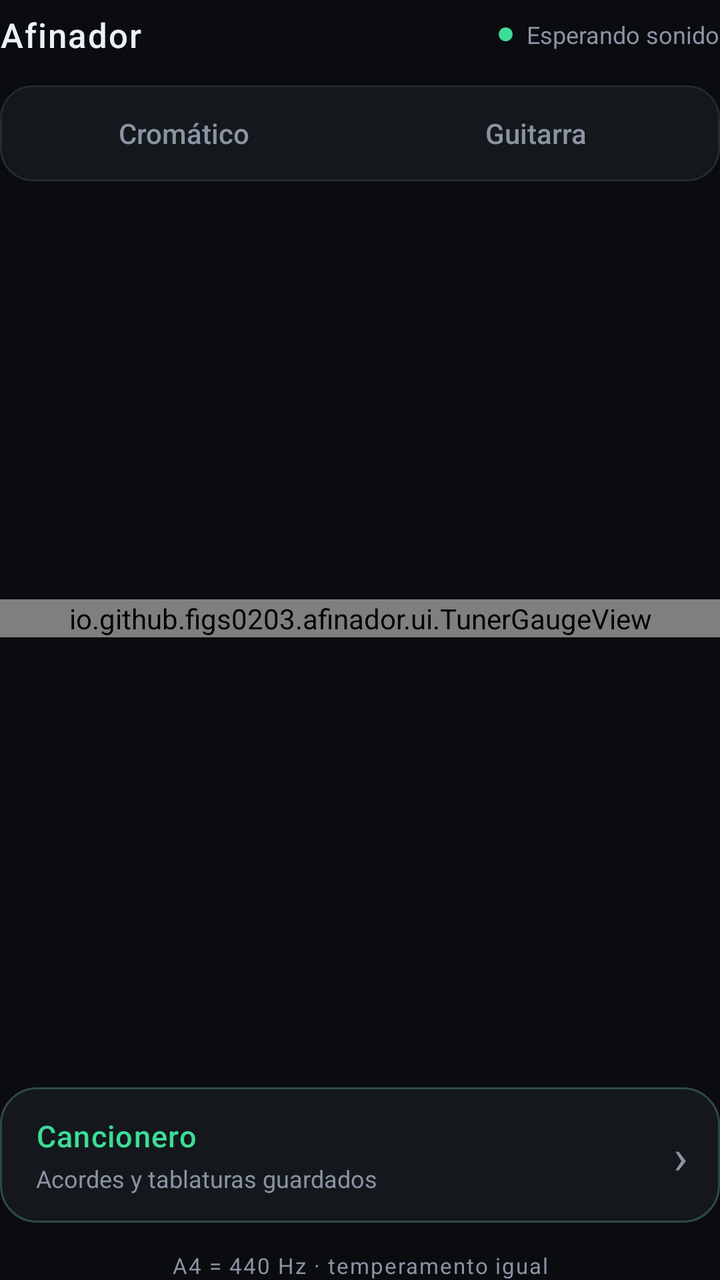
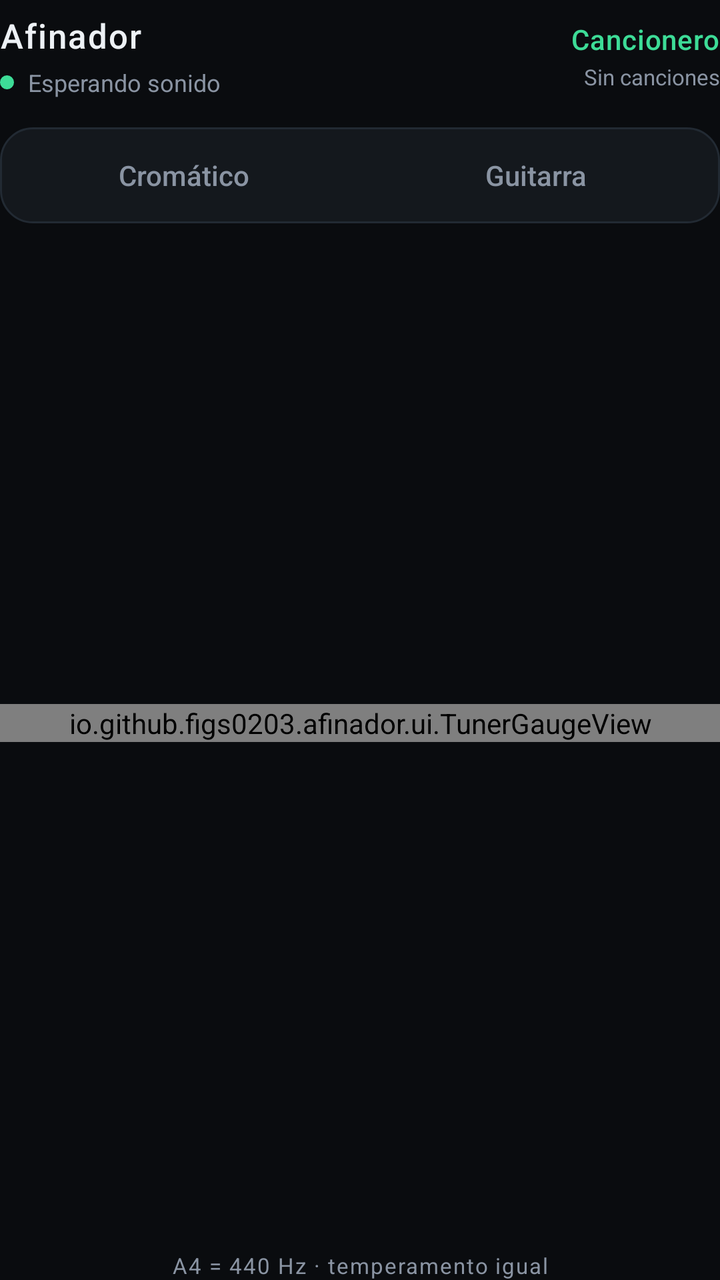

Before-and-after screenshots of an Android layout around one commit, followed by the original layout XML and the change that was made.
<!-- AndroidManifest.xml: application theme Theme.Afinador -->
<!-- res/layout/activity_main.xml -->
<?xml version="1.0" encoding="utf-8"?>
<LinearLayout xmlns:android="http://schemas.android.com/apk/res/android"
    android:id="@+id/root"
    android:layout_width="match_parent"
    android:layout_height="match_parent"
    android:background="@color/bg"
    android:orientation="vertical">

    <LinearLayout
        android:layout_width="match_parent"
        android:layout_height="wrap_content"
        android:gravity="center_vertical"
        android:orientation="horizontal"
        android:paddingTop="6dp"
        android:paddingBottom="14dp">

        <TextView
            android:layout_width="0dp"
            android:layout_height="wrap_content"
            android:layout_weight="1"
            android:fontFamily="sans-serif-medium"
            android:letterSpacing="0.04"
            android:text="@string/app_title"
            android:textColor="@color/text_primary"
            android:textSize="17sp" />

        <View
            android:id="@+id/statusDot"
            android:layout_width="7dp"
            android:layout_height="7dp"
            android:background="@drawable/dot_status" />

        <TextView
            android:id="@+id/statusText"
            android:layout_width="wrap_content"
            android:layout_height="wrap_content"
            android:layout_marginStart="7dp"
            android:fontFamily="sans-serif"
            android:text="@string/status_waiting"
            android:textColor="@color/text_secondary"
            android:textSize="12sp" />
    </LinearLayout>

    <LinearLayout
        android:id="@+id/modeGroup"
        android:layout_width="match_parent"
        android:layout_height="wrap_content"
        android:background="@drawable/segment_track"
        android:orientation="horizontal"
        android:padding="4dp">

        <TextView
            android:id="@+id/modeChromatic"
            android:layout_width="0dp"
            android:layout_height="40dp"
            android:layout_weight="1"
            android:clickable="true"
            android:focusable="true"
            android:fontFamily="sans-serif-medium"
            android:gravity="center"
            android:text="@string/mode_chromatic"
            android:textColor="@color/text_secondary"
            android:textSize="14sp" />

        <TextView
            android:id="@+id/modeGuitar"
            android:layout_width="0dp"
            android:layout_height="40dp"
            android:layout_weight="1"
            android:clickable="true"
            android:focusable="true"
            android:fontFamily="sans-serif-medium"
            android:gravity="center"
            android:text="@string/mode_guitar"
            android:textColor="@color/text_secondary"
            android:textSize="14sp" />
    </LinearLayout>

    <HorizontalScrollView
        android:id="@+id/tuningScroll"
        android:layout_width="match_parent"
        android:layout_height="wrap_content"
        android:layout_marginTop="12dp"
        android:clipToPadding="false"
        android:scrollbars="none"
        android:visibility="gone">

        <LinearLayout
            android:id="@+id/tuningGroup"
            android:layout_width="wrap_content"
            android:layout_height="wrap_content"
            android:orientation="horizontal" />
    </HorizontalScrollView>

    <LinearLayout
        android:layout_width="match_parent"
        android:layout_height="0dp"
        android:layout_weight="1"
        android:gravity="center_vertical"
        android:orientation="vertical">

        <io.github.figs0203.afinador.ui.TunerGaugeView
            android:id="@+id/gauge"
            android:layout_width="match_parent"
            android:layout_height="wrap_content" />

        <LinearLayout
            android:id="@+id/stringRow"
            android:layout_width="match_parent"
            android:layout_height="wrap_content"
            android:layout_marginTop="12dp"
            android:orientation="horizontal"
            android:visibility="gone" />
    </LinearLayout>

    <LinearLayout
        android:id="@+id/openSongbook"
        android:layout_width="match_parent"
        android:layout_height="wrap_content"
        android:layout_marginTop="16dp"
        android:background="@drawable/songbook_card"
        android:clickable="true"
        android:contentDescription="@string/songbook_title"
        android:focusable="true"
        android:gravity="center_vertical"
        android:orientation="horizontal"
        android:paddingStart="18dp"
        android:paddingTop="14dp"
        android:paddingEnd="16dp"
        android:paddingBottom="14dp">

        <LinearLayout
            android:layout_width="0dp"
            android:layout_height="wrap_content"
            android:layout_weight="1"
            android:orientation="vertical">

            <TextView
                android:layout_width="wrap_content"
                android:layout_height="wrap_content"
                android:fontFamily="sans-serif-medium"
                android:letterSpacing="0.03"
                android:text="@string/songbook_title"
                android:textColor="@color/accent"
                android:textSize="15sp" />

            <TextView
                android:id="@+id/songbookSummary"
                android:layout_width="wrap_content"
                android:layout_height="wrap_content"
                android:layout_marginTop="3dp"
                android:fontFamily="sans-serif"
                android:text="@string/songbook_open_subtitle"
                android:textColor="@color/text_secondary"
                android:textSize="12sp" />
        </LinearLayout>

        <TextView
            android:layout_width="wrap_content"
            android:layout_height="wrap_content"
            android:layout_marginStart="10dp"
            android:fontFamily="sans-serif"
            android:text="›"
            android:textColor="@color/text_secondary"
            android:textSize="24sp" />
    </LinearLayout>

    <TextView
        android:layout_width="match_parent"
        android:layout_height="wrap_content"
        android:layout_marginTop="14dp"
        android:fontFamily="sans-serif"
        android:gravity="center"
        android:letterSpacing="0.06"
        android:text="@string/reference_note"
        android:textColor="@color/text_secondary"
        android:textSize="11sp" />
</LinearLayout>
<!-- resources referenced by this layout -->
<resources>
  <color name="accent">#3DDC97</color>
  <color name="bg">#0A0C0F</color>
  <color name="text_primary">#EDF1F5</color>
  <color name="text_secondary">#8A94A3</color>
  <!-- drawable dot_status (drawable) -->
  <?xml version="1.0" encoding="utf-8"?>
  <shape xmlns:android="http://schemas.android.com/apk/res/android"
      android:shape="oval">
      <solid android:color="@color/accent" />
  </shape>
  <!-- drawable segment_track (drawable) -->
  <?xml version="1.0" encoding="utf-8"?>
  <shape xmlns:android="http://schemas.android.com/apk/res/android"
      android:shape="rectangle">
      <solid android:color="@color/surface" />
      <corners android:radius="16dp" />
      <stroke
          android:width="1dp"
          android:color="@color/stroke" />
  </shape>
  <!-- drawable songbook_card (drawable) -->
  <?xml version="1.0" encoding="utf-8"?>
  <shape xmlns:android="http://schemas.android.com/apk/res/android"
      android:shape="rectangle">
      <solid android:color="@color/surface" />
      <corners android:radius="18dp" />
      <stroke
          android:width="1dp"
          android:color="#2E4C42" />
  </shape>
  <string name="app_title">Afinador</string>
  <string name="mode_chromatic">Cromático</string>
  <string name="mode_guitar">Guitarra</string>
  <string name="reference_note">A4 = 440 Hz · temperamento igual</string>
  <string name="songbook_open_subtitle">Acordes y tablaturas guardados</string>
  <string name="songbook_title">Cancionero</string>
  <string name="status_waiting">Esperando sonido</string>
  <style name="Theme.Afinador" parent="@android:style/Theme.Material.NoActionBar">
          <item name="android:windowBackground">@color/bg</item>
          <item name="android:colorAccent">@color/accent</item>
          <item name="android:statusBarColor">@android:color/transparent</item>
          <item name="android:navigationBarColor">@android:color/transparent</item>
          <item name="android:windowLightStatusBar">false</item>
          <item name="android:windowLightNavigationBar">false</item>
          <item name="android:textColorPrimary">@color/text_primary</item>
      </style>
  <color name="surface">#14181D</color>
  <color name="stroke">#222A33</color>
</resources>

<!-- the commit's change to res/layout/activity_main.xml (unified diff, before → after) -->
@@ -14,31 +14,78 @@
         android:paddingTop="6dp"
         android:paddingBottom="14dp">
 
-        <TextView
+        <LinearLayout
             android:layout_width="0dp"
             android:layout_height="wrap_content"
             android:layout_weight="1"
-            android:fontFamily="sans-serif-medium"
-            android:letterSpacing="0.04"
-            android:text="@string/app_title"
-            android:textColor="@color/text_primary"
-            android:textSize="17sp" />
+            android:orientation="vertical">
 
-        <View
-            android:id="@+id/statusDot"
-            android:layout_width="7dp"
-            android:layout_height="7dp"
-            android:background="@drawable/dot_status" />
+            <TextView
+                android:layout_width="wrap_content"
+                android:layout_height="wrap_content"
+                android:fontFamily="sans-serif-medium"
+                android:letterSpacing="0.04"
+                android:text="@string/app_title"
+                android:textColor="@color/text_primary"
+                android:textSize="17sp" />
 
-        <TextView
-            android:id="@+id/statusText"
+            <LinearLayout
+                android:layout_width="wrap_content"
+                android:layout_height="wrap_content"
+                android:layout_marginTop="4dp"
+                android:gravity="center_vertical"
+                android:orientation="horizontal">
+
+                <View
+                    android:id="@+id/statusDot"
+                    android:layout_width="7dp"
+                    android:layout_height="7dp"
+                    android:background="@drawable/dot_status" />
+
+                <TextView
+                    android:id="@+id/statusText"
+                    android:layout_width="wrap_content"
+                    android:layout_height="wrap_content"
+                    android:layout_marginStart="7dp"
+                    android:fontFamily="sans-serif"
+                    android:text="@string/status_waiting"
+                    android:textColor="@color/text_secondary"
+                    android:textSize="12sp" />
+            </LinearLayout>
+        </LinearLayout>
+
+        <LinearLayout
+            android:id="@+id/openSongbook"
             android:layout_width="wrap_content"
             android:layout_height="wrap_content"
-            android:layout_marginStart="7dp"
-            android:fontFamily="sans-serif"
-            android:text="@string/status_waiting"
-            android:textColor="@color/text_secondary"
-            android:textSize="12sp" />
+            android:clickable="true"
+            android:contentDescription="@string/songbook_title"
+            android:focusable="true"
+            android:gravity="end"
+            android:orientation="vertical"
+            android:paddingStart="16dp"
+            android:paddingTop="4dp"
+            android:paddingBottom="4dp">
+
+            <TextView
+                android:layout_width="wrap_content"
+                android:layout_height="wrap_content"
+                android:fontFamily="sans-serif-medium"
+                android:letterSpacing="0.02"
+                android:text="@string/songbook_title"
+                android:textColor="@color/accent"
+                android:textSize="14sp" />
+
+            <TextView
+                android:id="@+id/songbookSummary"
+                android:layout_width="wrap_content"
+                android:layout_height="wrap_content"
+                android:layout_marginTop="2dp"
+                android:fontFamily="sans-serif"
+                android:text="@string/songbook_header_empty"
+                android:textColor="@color/text_secondary"
+                android:textSize="11sp" />
+        </LinearLayout>
     </LinearLayout>
 
     <LinearLayout
@@ -113,58 +160,6 @@
             android:visibility="gone" />
     </LinearLayout>
 
-    <LinearLayout
-        android:id="@+id/openSongbook"
-        android:layout_width="match_parent"
-        android:layout_height="wrap_content"
-        android:layout_marginTop="16dp"
-        android:background="@drawable/songbook_card"
-        android:clickable="true"
-        android:contentDescription="@string/songbook_title"
-        android:focusable="true"
-        android:gravity="center_vertical"
-        android:orientation="horizontal"
-        android:paddingStart="18dp"
-        android:paddingTop="14dp"
-        android:paddingEnd="16dp"
-        android:paddingBottom="14dp">
-
-        <LinearLayout
-            android:layout_width="0dp"
-            android:layout_height="wrap_content"
-            android:layout_weight="1"
-            android:orientation="vertical">
-
-            <TextView
-                android:layout_width="wrap_content"
-                android:layout_height="wrap_content"
-                android:fontFamily="sans-serif-medium"
-                android:letterSpacing="0.03"
-                android:text="@string/songbook_title"
-                android:textColor="@color/accent"
-                android:textSize="15sp" />
-
-            <TextView
-                android:id="@+id/songbookSummary"
-                android:layout_width="wrap_content"
-                android:layout_height="wrap_content"
-                android:layout_marginTop="3dp"
-                android:fontFamily="sans-serif"
-                android:text="@string/songbook_open_subtitle"
-                android:textColor="@color/text_secondary"
-                android:textSize="12sp" />
-        </LinearLayout>
-
-        <TextView
-            android:layout_width="wrap_content"
-            android:layout_height="wrap_content"
-            android:layout_marginStart="10dp"
-            android:fontFamily="sans-serif"
-            android:text="›"
-            android:textColor="@color/text_secondary"
-            android:textSize="24sp" />
-    </LinearLayout>
-
     <TextView
         android:layout_width="match_parent"
         android:layout_height="wrap_content"
<!-- resource entries referenced after the edit -->
@@ -20,21 +20,11 @@
           android:width="1dp"
           android:color="@color/stroke" />
   </shape>
-  <!-- drawable songbook_card (drawable) -->
-  <?xml version="1.0" encoding="utf-8"?>
-  <shape xmlns:android="http://schemas.android.com/apk/res/android"
-      android:shape="rectangle">
-      <solid android:color="@color/surface" />
-      <corners android:radius="18dp" />
-      <stroke
-          android:width="1dp"
-          android:color="#2E4C42" />
-  </shape>
   <string name="app_title">Afinador</string>
   <string name="mode_chromatic">Cromático</string>
   <string name="mode_guitar">Guitarra</string>
   <string name="reference_note">A4 = 440 Hz · temperamento igual</string>
-  <string name="songbook_open_subtitle">Acordes y tablaturas guardados</string>
+  <string name="songbook_header_empty">Sin canciones</string>
   <string name="songbook_title">Cancionero</string>
   <string name="status_waiting">Esperando sonido</string>
   <style name="Theme.Afinador" parent="@android:style/Theme.Material.NoActionBar">
